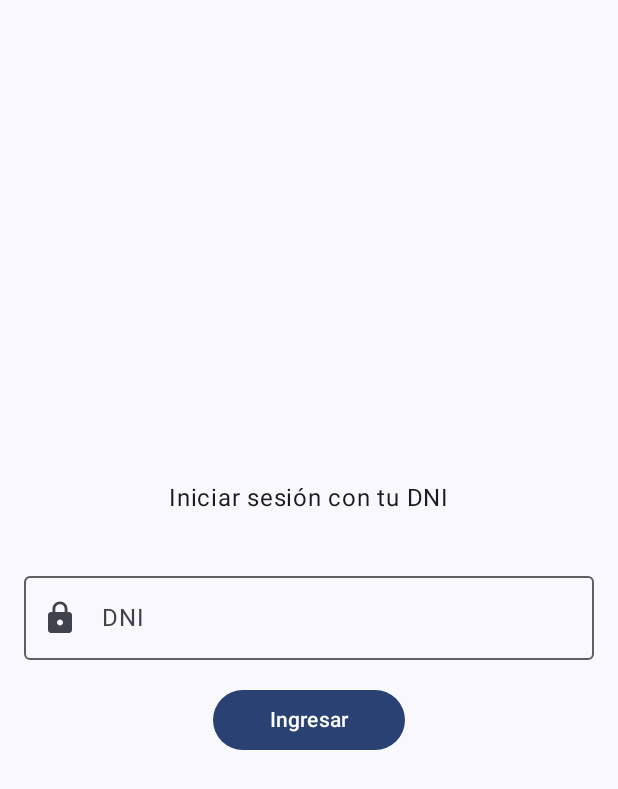
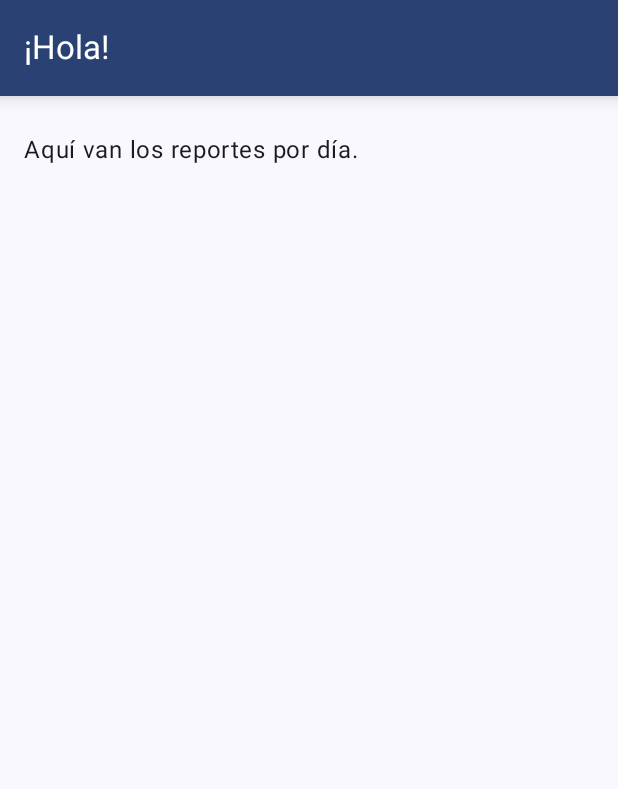
Before and after one commit to mapugavalera1986/iddqd, an Android app built with Jetpack Compose: the screen it shows after launch (MainActivity), after a tap on "Ingresar", on a phone screen of 412 x 824 dp. Shown: the top 789 px of the screen. Run offline under Robolectric (Android 15) with nearby library versions, the phone set to English and light mode, and no system bars.

Commit message:
Las pantallas pronto estarán listas

```diff
--- a/app/src/main/java/pe/edu/cibertec/iddqd/MainActivity.kt
+++ b/app/src/main/java/pe/edu/cibertec/iddqd/MainActivity.kt
@@ -4,20 +4,15 @@ import android.annotation.SuppressLint
 import android.os.Bundle
 import androidx.activity.ComponentActivity
 import androidx.activity.compose.setContent
-import androidx.compose.foundation.layout.fillMaxSize
-import androidx.compose.material3.Button
-import androidx.compose.material3.MaterialTheme
 import androidx.compose.material3.Scaffold
-import androidx.compose.material3.Surface
 import androidx.compose.material3.Text
 import androidx.compose.runtime.Composable
-import androidx.compose.ui.Modifier
-import androidx.compose.ui.tooling.preview.Preview
 import androidx.navigation.NavController
 import androidx.navigation.compose.NavHost
 import androidx.navigation.compose.composable
 import androidx.navigation.compose.rememberNavController
-import pe.edu.cibertec.iddqd.ui.tareas.Iniciar
+import pe.edu.cibertec.iddqd.ui.screens.Iniciar
+import pe.edu.cibertec.iddqd.ui.screens.ListarReportesPart
 import pe.edu.cibertec.iddqd.ui.theme.ReportarVideojuegosTheme
 
 class MainActivity : ComponentActivity() {
@@ -41,6 +36,9 @@ fun NavigationComponent(){
         composable("Home"){
             Iniciar(navController)
         }
+        composable("Reportes"){
+            ListarReportesPart(navController)
+        }
     }
 }
 
--- a/app/src/main/java/pe/edu/cibertec/iddqd/ui/tareas/Iniciar.kt
+++ b/app/src/main/java/pe/edu/cibertec/iddqd/ui/screens/Iniciar.kt
@@ -1,6 +1,5 @@
-package pe.edu.cibertec.iddqd.ui.tareas
+package pe.edu.cibertec.iddqd.ui.screens
 
-import android.widget.Toast
 import androidx.compose.foundation.layout.Arrangement
 import androidx.compose.foundation.layout.Column
 import androidx.compose.foundation.layout.Spacer
@@ -11,29 +10,23 @@ import androidx.compose.foundation.layout.padding
 import androidx.compose.foundation.layout.width
 import androidx.compose.material.icons.Icons
 import androidx.compose.material.icons.filled.Lock
-import androidx.compose.material.icons.filled.Person
 import androidx.compose.material3.Button
 import androidx.compose.material3.Icon
 import androidx.compose.material3.OutlinedTextField
 import androidx.compose.material3.Text
-import androidx.compose.material3.TextButton
 import androidx.compose.runtime.Composable
 import androidx.compose.runtime.mutableStateOf
 import androidx.compose.runtime.remember
 import androidx.compose.ui.Alignment
 import androidx.compose.ui.Modifier
 import androidx.compose.ui.platform.LocalContext
-import androidx.compose.ui.text.input.PasswordVisualTransformation
 import androidx.compose.ui.text.input.TextFieldValue
 import androidx.compose.ui.tooling.preview.Preview
 import androidx.compose.ui.unit.dp
 import androidx.navigation.NavController
 import androidx.navigation.compose.rememberNavController
-import pe.edu.cibertec.iddqd.data.model.Participante
-import pe.edu.cibertec.iddqd.data.remote.ApiClient
 import pe.edu.cibertec.iddqd.data.repository.ParticipanteRepository
 import pe.edu.cibertec.iddqd.ui.theme.ReportarVideojuegosTheme
-import pe.edu.cibertec.iddqd.util.Result
 
 @Composable
 fun Iniciar(navController: NavController){
@@ -67,7 +60,7 @@ fun Iniciar(navController: NavController){
                 .width(160.dp)
                 .padding(16.dp, 0.dp, 16.dp, 0.dp),
             onClick = {
-
+                navController.navigate("Reportes")
             }
         ) {
             Text(text = "Ingresar")
--- /dev/null
+++ b/app/src/main/java/pe/edu/cibertec/iddqd/ui/screens/ListarReportesPart.kt
@@ -0,0 +1,79 @@
+package pe.edu.cibertec.iddqd.ui.screens
+
+import android.annotation.SuppressLint
+import androidx.compose.foundation.background
+import androidx.compose.foundation.layout.Arrangement
+import androidx.compose.foundation.layout.Box
+import androidx.compose.foundation.layout.Column
+import androidx.compose.foundation.layout.Spacer
+import androidx.compose.foundation.layout.fillMaxSize
+import androidx.compose.foundation.layout.fillMaxWidth
+import androidx.compose.foundation.layout.height
+import androidx.compose.foundation.layout.padding
+import androidx.compose.foundation.layout.width
+import androidx.compose.foundation.lazy.LazyColumn
+import androidx.compose.material.icons.Icons
+import androidx.compose.material.icons.filled.Lock
+import androidx.compose.material3.Button
+import androidx.compose.material3.ExperimentalMaterial3Api
+import androidx.compose.material3.Icon
+import androidx.compose.material3.MaterialTheme
+import androidx.compose.material3.OutlinedTextField
+import androidx.compose.material3.Scaffold
+import androidx.compose.material3.Surface
+import androidx.compose.material3.Text
+import androidx.compose.material3.TopAppBar
+import androidx.compose.material3.TopAppBarDefaults
+import androidx.compose.runtime.Composable
+import androidx.compose.runtime.mutableStateOf
+import androidx.compose.runtime.remember
+import androidx.compose.ui.Alignment
+import androidx.compose.ui.Modifier
+import androidx.compose.ui.graphics.Color
+import androidx.compose.ui.platform.LocalContext
+import androidx.compose.ui.text.input.TextFieldValue
+import androidx.compose.ui.tooling.preview.Preview
+import androidx.compose.ui.unit.dp
+import androidx.navigation.NavController
+import androidx.navigation.compose.rememberNavController
+import pe.edu.cibertec.iddqd.data.repository.ParticipanteRepository
+import pe.edu.cibertec.iddqd.ui.theme.ReportarVideojuegosTheme
+
+@SuppressLint("UnusedMaterial3ScaffoldPaddingParameter")
+@OptIn(ExperimentalMaterial3Api::class)
+@Composable
+fun ListarReportesPart(navController: NavController) {
+    Scaffold(
+        topBar = {
+            Surface(shadowElevation = 8.dp) {
+                TopAppBar(
+                    title = { Text("¡Hola!") },
+                    colors = TopAppBarDefaults.mediumTopAppBarColors(
+                        containerColor = MaterialTheme.colorScheme.primary,
+                        titleContentColor = Color.White
+                    )
+                )
+            }
+        }
+    ) {
+        Column(
+            Modifier
+                .fillMaxWidth()
+                .padding(16.dp, 16.dp)
+        ) {
+            Spacer(modifier = Modifier.height(72.dp))
+            Text("Aquí van los reportes por día.")
+            LazyColumn(){
+
+            }
+        }
+    }
+}
+
+@Preview(showBackground = true)
+@Composable
+fun ListarReportesPartPreview(){
+    ReportarVideojuegosTheme {
+        ListarReportesPart(navController = rememberNavController())
+    }
+}
```
